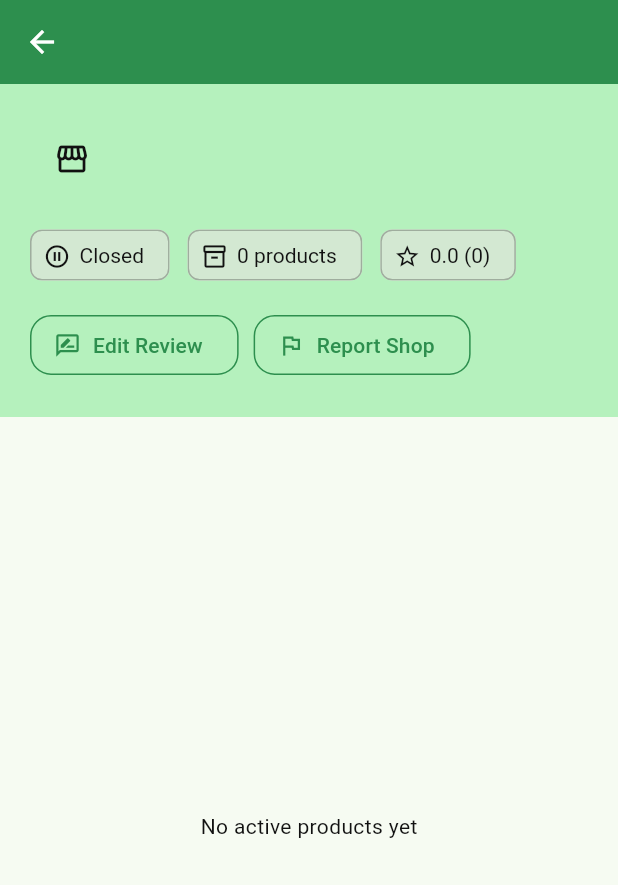
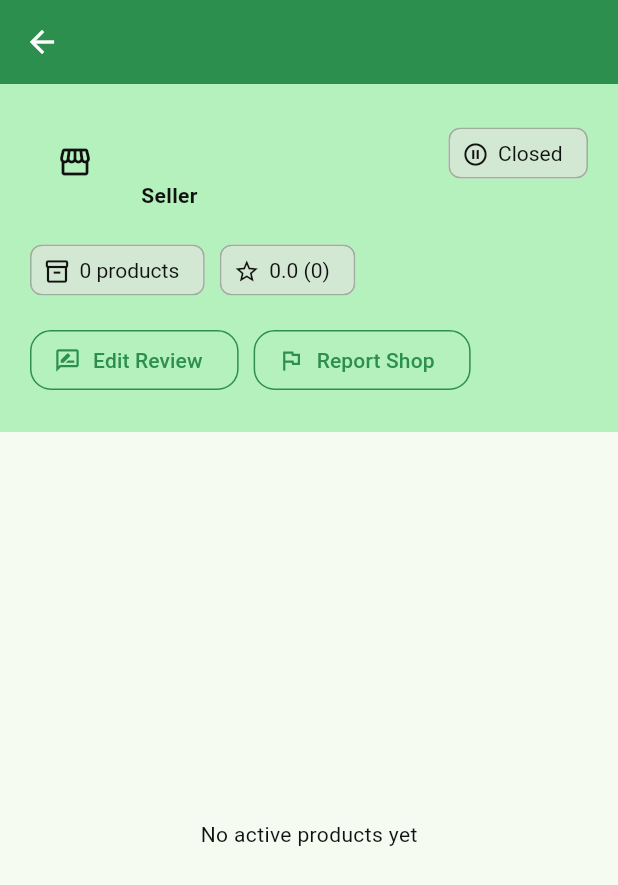
Before and after one commit to RR-Villegas/foodtaxi-dev-open, a Flutter app: the SellerPage screen opened directly with empty values, on a phone screen of 412 x 824 dp. Shown: the top 885 px of the screen. Run offline on Flutter 3.47's test engine with Material 3 defaults, Android fonts, the light colour scheme and no system bars; our stand-ins replace dropdown_search, file_picker, image_picker, shared_preferences, supabase_flutter; accounts and stored records are empty; network calls fail.

Commit message:
small update v2

```diff
--- a/lib/search_page.dart
+++ b/lib/search_page.dart
@@ -87,7 +87,7 @@ class _SearchPageState extends State<SearchPage> {
     return Image.network(
       DatabaseService.getProductImageUrl(path),
       fit: BoxFit.cover,
-      errorBuilder: (context, error, stackTrace) =>
+      errorBuilder: (_, _, _) =>
           Image.asset('assets/images/burger.jpg', fit: BoxFit.cover),
     );
   }
--- a/lib/seller_page.dart
+++ b/lib/seller_page.dart
@@ -13,8 +13,6 @@ class SellerPage extends StatefulWidget {
 }
 
 class _SellerPageState extends State<SellerPage> {
-  static const int _allProductsPageSize = 20;
-
   Map<String, dynamic>? _store;
   List<Map<String, dynamic>> _products = [];
   List<Map<String, dynamic>> _trendingProducts = [];
@@ -22,6 +20,7 @@ class _SellerPageState extends State<SellerPage> {
   Map<String, dynamic>? _myReview;
   bool _canReviewStore = false;
   bool _isLoading = true;
+  static const int _allProductsPageSize = 20;
   int _allProductsPage = 0;
 
   @override
@@ -76,16 +75,28 @@ class _SellerPageState extends State<SellerPage> {
     return int.tryParse(value?.toString() ?? '') ?? 0;
   }
 
-  double get _storeRating {
-    if (_reviews.isEmpty) return 0;
-    final total = _reviews.fold<double>(
-      0,
-      (sum, review) => sum + (double.tryParse(review['rating']?.toString() ?? '') ?? 0),
-    );
-    return total / _reviews.length;
+  Map<String, dynamic>? get _ownerAccount {
+    final account = _store?['account'];
+    return account is Map<String, dynamic> ? account : null;
   }
 
-  String _storeLocation(Map<String, dynamic>? store) {
+  String _ownerName() {
+    final account = _ownerAccount;
+    if (account == null) return 'Seller';
+    final first = account['firstname']?.toString() ?? '';
+    final last = account['surname']?.toString() ?? '';
+    final name = '$first $last'.trim();
+    return name.isEmpty ? 'Seller' : name;
+  }
+
+  String _ownerImageUrl() {
+    final imagePath = _ownerAccount?['profile_image_url']?.toString().trim() ?? '';
+    if (imagePath.isEmpty) return '';
+    return DatabaseService.getProfileImageUrl(imagePath);
+  }
+
+  String _storeLocation() {
+    final store = _store;
     if (store == null) return '';
     final parts = [
       store['house_number'],
@@ -101,18 +112,13 @@ class _SellerPageState extends State<SellerPage> {
     return parts.join(', ');
   }
 
-  String _ownerName(Map<String, dynamic>? store) {
-    final account = store?['account'];
-    if (account is! Map) return '';
-    final first = account['firstname']?.toString().trim() ?? '';
-    final last = account['surname']?.toString().trim() ?? '';
-    return '$first $last'.trim();
-  }
-
-  String _ownerImage(Map<String, dynamic>? store) {
-    final account = store?['account'];
-    if (account is! Map) return '';
-    return account['profile_image_url']?.toString().trim() ?? '';
+  double get _storeRating {
+    if (_reviews.isEmpty) return 0;
+    final total = _reviews.fold<double>(
+      0,
+      (sum, review) => sum + (double.tryParse(review['rating']?.toString() ?? '') ?? 0),
+    );
+    return total / _reviews.length;
   }
 
   Future<void> _reviewStore() async {
@@ -303,13 +309,13 @@ class _SellerPageState extends State<SellerPage> {
           onTap: productId == null
               ? null
               : () async {
+                  final navigator = Navigator.of(context);
                   await DatabaseService.trackProductClick(
                     productId: productId,
                     storeId: widget.storeId,
                   );
-                  if (mounted) {
-                    Navigator.pushNamed(context, '/product/$productId');
-                  }
+                  if (!navigator.mounted) return;
+                  navigator.pushNamed('/product/$productId');
                 },
           child: Column(
             crossAxisAlignment: CrossAxisAlignment.start,
@@ -333,6 +339,8 @@ class _SellerPageState extends State<SellerPage> {
                       const SizedBox(height: 6),
                       Text(
                         _money(product['price']),
+                        maxLines: 1,
+                        overflow: TextOverflow.ellipsis,
                         style: TextStyle(
                           color: Theme.of(context).colorScheme.primary,
                           fontWeight: FontWeight.bold,
@@ -370,7 +378,9 @@ class _SellerPageState extends State<SellerPage> {
                               : () {
                                   CartModel.addItem(product);
                                   ScaffoldMessenger.of(context).showSnackBar(
-                                  const SnackBar(content: Text('Added to cart')),
+                                    const SnackBar(
+                                      content: Text('Added to cart'),
+                                    ),
                                   );
                                 },
                           child: const Text('Buy'),
@@ -403,50 +413,6 @@ class _SellerPageState extends State<SellerPage> {
     );
   }
 
-  Widget _allProductsPager({
-    required int totalProducts,
-    required int currentPage,
-    required int totalPages,
-  }) {
-    final start = currentPage * _allProductsPageSize + 1;
-    final end = (start + _allProductsPageSize - 1).clamp(1, totalProducts);
-
-    return Padding(
-      padding: const EdgeInsets.fromLTRB(16, 8, 16, 24),
-      child: Row(
-        children: [
-          Expanded(
-            child: Text(
-              'Showing $start-$end of $totalProducts',
-              style: TextStyle(color: Theme.of(context).colorScheme.onSurfaceVariant),
-            ),
-          ),
-          IconButton.filledTonal(
-            tooltip: 'Previous page',
-            onPressed: currentPage == 0
-                ? null
-                : () => setState(() => _allProductsPage -= 1),
-            icon: const Icon(Icons.chevron_left),
-          ),
-          Padding(
-            padding: const EdgeInsets.symmetric(horizontal: 10),
-            child: Text(
-              '${currentPage + 1} / $totalPages',
-              style: const TextStyle(fontWeight: FontWeight.w600),
-            ),
-          ),
-          IconButton.filledTonal(
-            tooltip: 'Next page',
-            onPressed: currentPage >= totalPages - 1
-                ? null
-                : () => setState(() => _allProductsPage += 1),
-            icon: const Icon(Icons.chevron_right),
-          ),
-        ],
-      ),
-    );
-  }
-
   Widget _horizontalSection(List<Map<String, dynamic>> products) {
     return SizedBox(
       height: 292,
@@ -472,13 +438,13 @@ class _SellerPageState extends State<SellerPage> {
         onTap: productId == null
             ? null
             : () async {
+                final navigator = Navigator.of(context);
                 await DatabaseService.trackProductClick(
                   productId: productId,
                   storeId: widget.storeId,
                 );
-                if (mounted) {
-                  Navigator.pushNamed(context, '/product/$productId');
-                }
+                if (!navigator.mounted) return;
+                navigator.pushNamed('/product/$productId');
               },
         child: SizedBox(
           height: 126,
@@ -542,15 +508,53 @@ class _SellerPageState extends State<SellerPage> {
     );
   }
 
+  Widget _allProductsPager({
+    required int currentPage,
+    required int totalPages,
+    required int totalProducts,
+  }) {
+    if (totalProducts <= _allProductsPageSize) return const SizedBox.shrink();
+    final start = currentPage * _allProductsPageSize + 1;
+    final end = (start + _allProductsPageSize - 1).clamp(1, totalProducts);
+    return Padding(
+      padding: const EdgeInsets.fromLTRB(16, 0, 16, 10),
+      child: Row(
+        children: [
+          Expanded(
+            child: Text(
+              'Showing $start-$end of $totalProducts',
+              style: const TextStyle(color: Colors.black54),
+            ),
+          ),
+          IconButton(
+            onPressed: currentPage == 0
+                ? null
+                : () => setState(() => _allProductsPage = currentPage - 1),
+            icon: const Icon(Icons.chevron_left),
+            tooltip: 'Previous page',
+          ),
+          Text('${currentPage + 1} / $totalPages'),
+          IconButton(
+            onPressed: currentPage >= totalPages - 1
+                ? null
+                : () => setState(() => _allProductsPage = currentPage + 1),
+            icon: const Icon(Icons.chevron_right),
+            tooltip: 'Next page',
+          ),
+        ],
+      ),
+    );
+  }
+
   @override
   Widget build(BuildContext context) {
     final storeName = _store?['store_name']?.toString() ?? 'Seller';
-    final location = _storeLocation(_store);
     final description = _store?['description']?.toString() ?? '';
-    final ownerName = _ownerName(_store);
-    final ownerImage = _ownerImage(_store);
+    final ownerImageUrl = _ownerImageUrl();
+    final location = _storeLocation();
     final isOpen = _store?['is_open'] != false;
-    final activeProducts = _products.where((item) => item['is_active'] != false).toList();
+    final activeProducts =
+        _products.where((item) => item['is_active'] != false).toList();
     final newProducts = activeProducts.take(8).toList();
     final bestSellers = [...activeProducts]
       ..sort((a, b) {
@@ -561,11 +565,13 @@ class _SellerPageState extends State<SellerPage> {
     final bestSellerProducts = bestSellers.take(8).toList();
     final totalPages = activeProducts.isEmpty
         ? 1
-        : ((activeProducts.length + _allProductsPageSize - 1) ~/
-            _allProductsPageSize);
-    final currentPage = activeProducts.isEmpty
+        : (activeProducts.length + _allProductsPageSize - 1) ~/
+            _allProductsPageSize;
+    final currentPage = _allProductsPage < 0
         ? 0
-        : _allProductsPage.clamp(0, totalPages - 1);
+        : _allProductsPage >= totalPages
+            ? totalPages - 1
+            : _allProductsPage;
     final pagedProducts = activeProducts
         .skip(currentPage * _allProductsPageSize)
         .take(_allProductsPageSize)
@@ -593,16 +599,12 @@ class _SellerPageState extends State<SellerPage> {
                             crossAxisAlignment: CrossAxisAlignment.start,
                             children: [
                               CircleAvatar(
-                                radius: 28,
-                                backgroundImage: ownerImage.isNotEmpty
-                                    ? NetworkImage(
-                                        DatabaseService.getProfileImageUrl(
-                                          ownerImage,
-                                        ),
-                                      )
+                                radius: 30,
+                                backgroundImage: ownerImageUrl.isNotEmpty
+                                    ? NetworkImage(ownerImageUrl)
                                     : null,
-                                child: ownerImage.isEmpty
-                                    ? const Icon(Icons.storefront_outlined)
+                                child: ownerImageUrl.isEmpty
+                                    ? const Icon(Icons.storefront)
                                     : null,
                               ),
                               const SizedBox(width: 14),
@@ -612,36 +614,21 @@ class _SellerPageState extends State<SellerPage> {
                                   children: [
                                     Text(
                                       storeName,
-                                      maxLines: 2,
-                                      overflow: TextOverflow.ellipsis,
                                       style: const TextStyle(
                                         fontSize: 26,
                                         fontWeight: FontWeight.bold,
                                       ),
                                     ),
-                                    if (ownerName.isNotEmpty) ...[
-                                      const SizedBox(height: 3),
+                                    const SizedBox(height: 4),
                                     Text(
-                                        'by $ownerName',
-                                        style: TextStyle(
-                                          color: Theme.of(context)
-                                              .colorScheme
-                                              .onSurfaceVariant,
+                                      _ownerName(),
+                                      style: const TextStyle(
                                         fontWeight: FontWeight.w600,
                                       ),
                                     ),
                                   ],
-                                  ],
                                 ),
                               ),
-                            ],
-                          ),
-                          const SizedBox(height: 12),
-                          Wrap(
-                            spacing: 12,
-                            runSpacing: 8,
-                            crossAxisAlignment: WrapCrossAlignment.center,
-                            children: [
                               Chip(
                                 avatar: Icon(
                                   isOpen
@@ -650,6 +637,28 @@ class _SellerPageState extends State<SellerPage> {
                                 ),
                                 label: Text(isOpen ? 'Open' : 'Closed'),
                               ),
+                            ],
+                          ),
+                          if (location.isNotEmpty) ...[
+                            const SizedBox(height: 12),
+                            Row(
+                              crossAxisAlignment: CrossAxisAlignment.start,
+                              children: [
+                                const Icon(Icons.place_outlined, size: 18),
+                                const SizedBox(width: 6),
+                                Expanded(child: Text(location)),
+                              ],
+                            ),
+                          ],
+                          if (description.isNotEmpty) ...[
+                            const SizedBox(height: 10),
+                            Text(description),
+                          ],
+                          const SizedBox(height: 16),
+                          Wrap(
+                            spacing: 10,
+                            runSpacing: 8,
+                            children: [
                               Chip(
                                 avatar: const Icon(Icons.inventory_2_outlined),
                                 label: Text('${activeProducts.length} products'),
@@ -662,26 +671,6 @@ class _SellerPageState extends State<SellerPage> {
                               ),
                             ],
                           ),
-                          if (location.isNotEmpty) ...[
-                            const SizedBox(height: 12),
-                            Row(
-                              crossAxisAlignment: CrossAxisAlignment.start,
-                              children: [
-                                const Icon(Icons.place_outlined, size: 18),
-                                const SizedBox(width: 6),
-                                Expanded(
-                                  child: Text(
-                                    location,
-                                    style: const TextStyle(height: 1.25),
-                                  ),
-                                ),
-                              ],
-                            ),
-                          ],
-                          if (description.isNotEmpty) ...[
-                            const SizedBox(height: 12),
-                            Text(description, style: const TextStyle(height: 1.35)),
-                          ],
                           const SizedBox(height: 12),
                           Wrap(
                             spacing: 10,
@@ -690,7 +679,11 @@ class _SellerPageState extends State<SellerPage> {
                               OutlinedButton.icon(
                                 onPressed: _reviewStore,
                                 icon: const Icon(Icons.rate_review_outlined),
-                                label: Text(_myReview == null ? 'Review Shop' : 'Edit Review'),
+                                label: Text(
+                                  _myReview == null
+                                      ? 'Review Shop'
+                                      : 'Edit Review',
+                                ),
                               ),
                               OutlinedButton.icon(
                                 onPressed: _reportStore,
@@ -718,9 +711,17 @@ class _SellerPageState extends State<SellerPage> {
                             _sectionTitle('Trending', Icons.trending_up_outlined),
                             _horizontalSection(_trendingProducts),
                           ],
-                          _sectionTitle('Best Seller', Icons.local_fire_department_outlined),
+                          _sectionTitle(
+                            'Best Seller',
+                            Icons.local_fire_department_outlined,
+                          ),
                           _horizontalSection(bestSellerProducts),
                           _sectionTitle('All Products', Icons.storefront_outlined),
+                          _allProductsPager(
+                            currentPage: currentPage,
+                            totalPages: totalPages,
+                            totalProducts: activeProducts.length,
+                          ),
                         ],
                       ),
                     ),
@@ -731,23 +732,13 @@ class _SellerPageState extends State<SellerPage> {
                             16,
                             index == 0 ? 0 : 10,
                             16,
-                            index == pagedProducts.length - 1 ? 8 : 0,
+                            index == pagedProducts.length - 1 ? 24 : 0,
                           ),
                           child: _productRow(pagedProducts[index]),
                         ),
                         childCount: pagedProducts.length,
                       ),
                     ),
-                    if (activeProducts.length > _allProductsPageSize)
-                      SliverToBoxAdapter(
-                        child: _allProductsPager(
-                          totalProducts: activeProducts.length,
-                          currentPage: currentPage,
-                          totalPages: totalPages,
-                        ),
-                      )
-                    else
-                      const SliverToBoxAdapter(child: SizedBox(height: 24)),
                   ],
                 ],
               ),
```
Also changed, not shown: CURRENT_CONTEXT.txt (+26 -2 lines), lib/rider_registration.dart (+12 -13 lines), lib/seller_registration.dart (+9 -12 lines), lib/services/database_service.dart (+53 -18 lines), 1 other file. Lines whose indentation alone changed are shown as unchanged.
